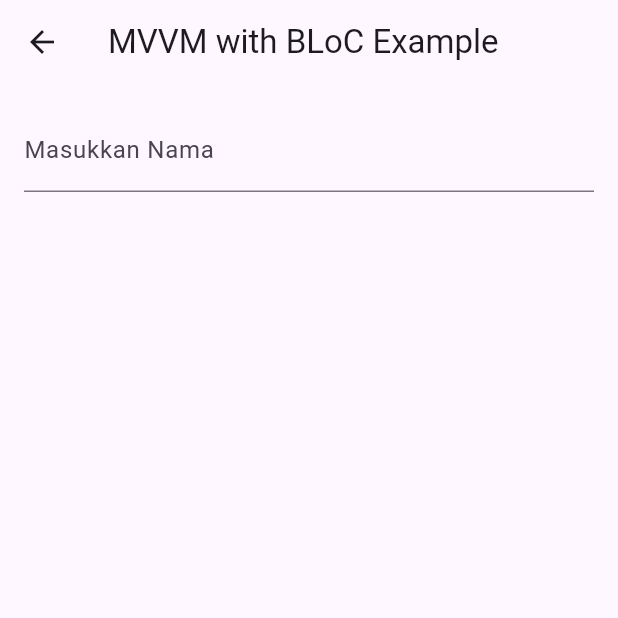
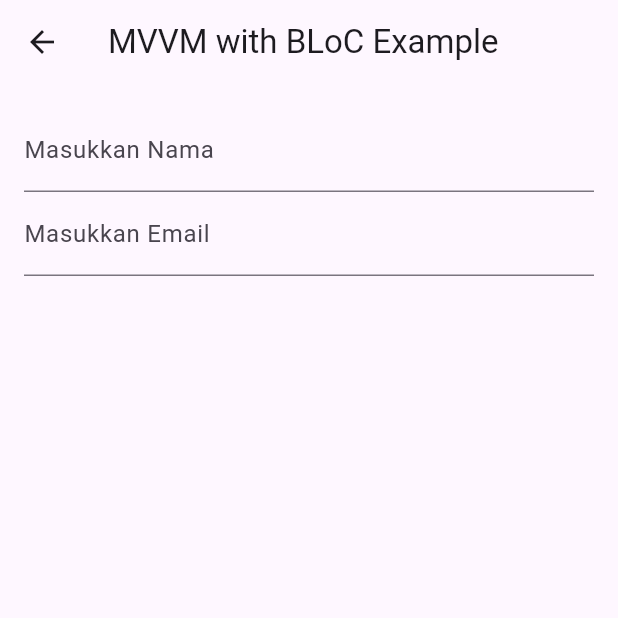
Before and after one commit to SASCHADDD/MVVMBLOC_0043, a Flutter app: the HomePage screen opened directly, on a phone screen of 412 x 824 dp, the top half of it. Run offline on Flutter 3.47's test engine with Material 3 defaults, Android fonts, the phone set to English and light mode, and no system bars.

Commit message:
mmebuat textfield untuk email

```diff
--- a/lib/pages/home_page.dart
+++ b/lib/pages/home_page.dart
@@ -18,6 +18,12 @@ class HomePage extends StatelessWidget {
                 context.read<UserBloc>().add(NamaChanged(value));
               },
             ),
+            TextField(
+              decoration: InputDecoration(labelText: "Masukkan Email"),
+              onChanged: (value) {
+                context.read<UserBloc>().add(EmailChanged(value));
+              },
+            ),
           ],
         ),
       ),
```
